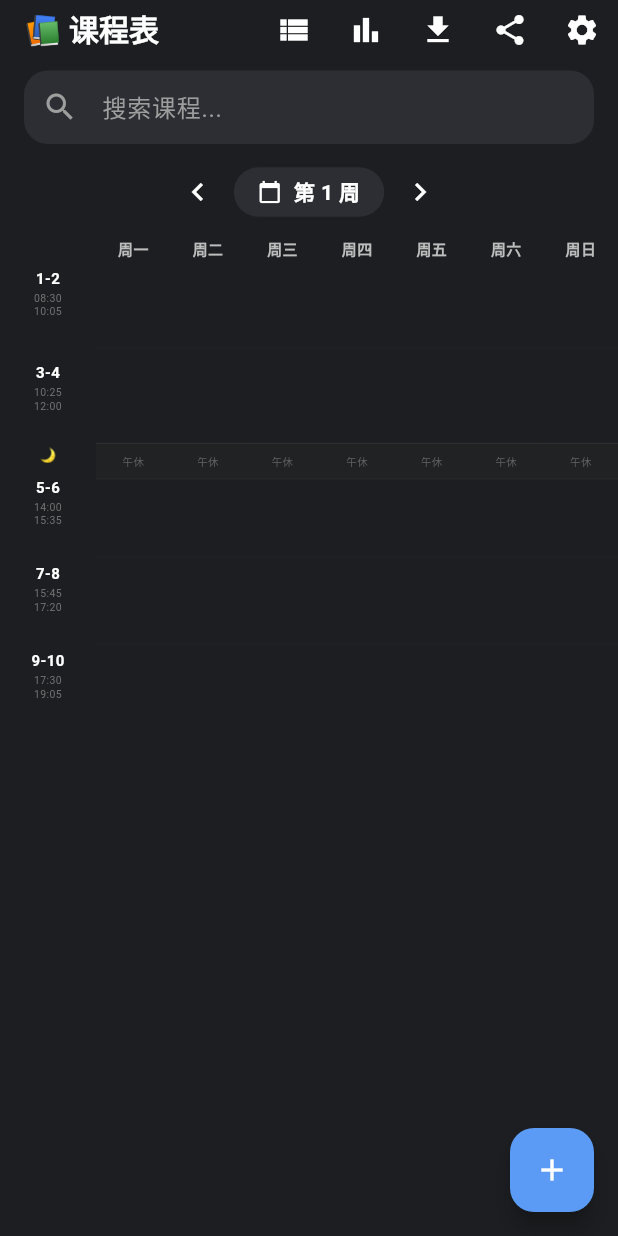
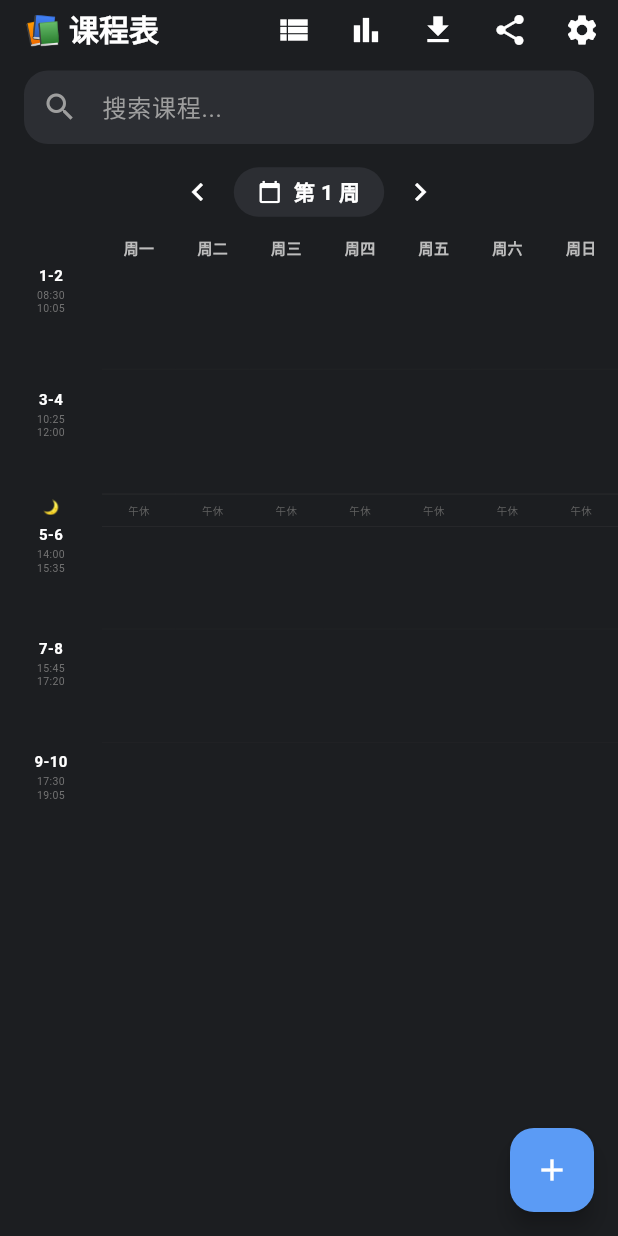
Before and after one commit to a3292334877-star/herrycat, a Flutter app: the screen it shows after launch, on a phone screen of 412 x 824 dp. Run offline on Flutter 3.47's test engine with Material 3 defaults, Android fonts, the phone set to English and light mode, and no system bars; our stand-ins replace flutter_local_notifications, flutter_timezone, share_plus, shared_preferences, sqflite, timezone; missing offline and left inert: pointycastle; accounts and stored records are empty.

Commit message:
chore: 集成Shorebird热更新 + 课表UI优化（节次制布局）

```diff
--- a/lib/widgets/weekly_grid_view.dart
+++ b/lib/widgets/weekly_grid_view.dart
@@ -5,8 +5,8 @@ import '../providers/settings_provider.dart';
 import '../models/course_model.dart';
 
 /// Weekly grid view with period-based timeline (深职大作息)
-/// Left axis: 节次 (1-12) + 具体起止时间
-/// Lunch break (12:00-14:00) shown as a collapsed visual gap
+/// Left axis: 节次 (1-2/3-4/5-6/7-8/9-10) + 具体起止时间
+/// Lunch break (12:00-14:00) shown as a subtle transparent gap
 class WeeklyGridView extends StatelessWidget {
   const WeeklyGridView({super.key});
 
@@ -18,11 +18,10 @@ class WeeklyGridView extends StatelessWidget {
   // 第7-8节: 15:45-17:20
   // 第9-10节: 17:30-19:05
 
-  // 每节课区间（分钟）
   static const int _p12s = 8 * 60 + 30; // 510
-  static const int _p12e = 10 * 60 + 5; // 605
+  static const int _p12e = 10 * 60 + 5;  // 605
   static const int _p34s = 10 * 60 + 25; // 625
-  static const int _p34e = 12 * 60;      // 720
+  static const int _p34e = 12 * 60;       // 720
   static const int _p56s = 14 * 60;      // 840
   static const int _p56e = 15 * 60 + 35;  // 935
   static const int _p78s = 15 * 60 + 45;  // 945
@@ -30,37 +29,24 @@ class WeeklyGridView extends StatelessWidget {
   static const int _p910s = 17 * 60 + 30; // 1050
   static const int _p910e = 19 * 60 + 5;  // 1145
 
-  // 午餐断裂区（分钟）
-  static const int _lunchStart = 12 * 60;     // 720
-  static const int _lunchEnd   = 14 * 60;     // 840
+  static const int _lunchStart = 12 * 60; // 720
+  static const int _lunchEnd   = 14 * 60; // 840
 
-  // 总垂直范围（分钟）：上午 + 午休gap(20px) + 下午
-  static const int _amStart  = _p12s; // 510
-  static const int _amEnd    = _p34e; // 720
-  static const int _pmStart  = _p56s; // 840
-  static const int _pmEnd    = _p910e; // 1145
-  static const int _totalMin = (_pmEnd - _amStart); // 635 + lunch
+  // 每分钟像素（撑满节次区间）
+  static const double _pxPerMin   = 0.72;
+  static const double _lunchGap   = 22.0;
+  static const double _timeColW   = 68.0;
+  static const double _cardMargin = 2.0;   // 卡片外边距（缝隙）
+  static const double _cardPad    = 4.0;   // 卡片内边距 4px
+  static const double _cardRadius = 8.0;   // 圆角矩形 8px（不是胶囊）
 
-  // 每节次基础高度 px/分钟
-  static const double _pxPerMin = 0.55;
-  static const double _lunchGap = 24.0; // 午休区视觉高度
-  static const double _timeColW = 64.0;
+  static double get _amHeight => (_p34e - _p12s) * _pxPerMin;
+  static double get _pmHeight => (_p910e - _p56s) * _pxPerMin;
 
-  // 上午时间范围高度
-  static double get _amHeight => (_amEnd - _amStart) * _pxPerMin;
-  // 下午时间范围高度
-  static double get _pmHeight => (_pmEnd - _pmStart) * _pxPerMin;
+  static double _minToAmY(int min) => (min - _p12s) * _pxPerMin;
+  static double _minToPmY(int min) => _amHeight + _lunchGap + (min - _p56s) * _pxPerMin;
 
-  // 分钟 → 上午区域 Y坐标
-  static double _minToAmY(int min) =>
-      (min - _amStart) * _pxPerMin;
-  // 分钟 → 下午区域 Y坐标（午餐 gap 之后）
-  static double _minToPmY(int min) =>
-      _amHeight + _lunchGap + (min - _pmStart) * _pxPerMin;
-
-  static double _courseHeight(int startMin, int endMin) {
-    return (endMin - startMin) * _pxPerMin;
-  }
+  static int _dur(int s, int e) => e - s;
 
   @override
   Widget build(BuildContext context) {
@@ -76,7 +62,8 @@ class WeeklyGridView extends StatelessWidget {
 
         return LayoutBuilder(
           builder: (context, constraints) {
-            final colW = (constraints.maxWidth - _timeColW) / 7;
+            // 均分7天列，精确等宽
+            final colW = (constraints.maxWidth - _timeColW) / 7.0;
 
             return Column(
               children: [
@@ -178,13 +165,13 @@ class WeeklyGridView extends StatelessWidget {
 
   Widget _buildHeader(List<String> dayNames, double colW) {
     return SizedBox(
-      height: 28,
+      height: 26,
       child: Row(
         children: [
-          SizedBox(width: _timeColW, height: 28),
+          SizedBox(width: _timeColW, height: 26),
           ...List.generate(7, (i) => SizedBox(
             width: colW,
-            height: 28,
+            height: 26,
             child: Center(child: Text(dayNames[i], style: TextStyle(color: Colors.grey[400], fontSize: 10, fontWeight: FontWeight.w600))),
           )),
         ],
@@ -192,9 +179,9 @@ class WeeklyGridView extends StatelessWidget {
     );
   }
 
-  // ===== 主网格：左侧节次刻度 + 7天列 =====
+  // ===== 主网格 =====
   Widget _buildGrid(List<Course> courses, int weekNum, double colW) {
-    final totalH = _amHeight + _lunchGap + _pmHeight; // 整个网格高度
+    final totalH = _amHeight + _lunchGap + _pmHeight;
 
     return SingleChildScrollView(
       child: SizedBox(
@@ -207,22 +194,16 @@ class WeeklyGridView extends StatelessWidget {
               height: totalH,
               child: Stack(
                 children: [
-                  // 第1-2节
                   _buildPeriodLabel(0, '1-2', '08:30\n10:05'),
-                  // 第3-4节
                   _buildPeriodLabel(_minToAmY(_p34s), '3-4', '10:25\n12:00'),
-                  // 午休标记（左侧时间轴上显示）
+                  // 午休月亮（淡淡的）
                   Positioned(
-                    top: _minToAmY(_lunchStart) + 2,
-                    left: 4,
-                    right: 4,
-                    child: Text('🌙', style: const TextStyle(fontSize: 9), textAlign: TextAlign.center),
+                    top: _minToAmY(_lunchStart) + 3,
+                    left: 0, right: 0,
+                    child: const Text('🌙', style: TextStyle(fontSize: 9), textAlign: TextAlign.center),
                   ),
-                  // 第5-6节（下午）
                   _buildPeriodLabel(_minToPmY(_p56s), '5-6', '14:00\n15:35'),
-                  // 第7-8节
                   _buildPeriodLabel(_minToPmY(_p78s), '7-8', '15:45\n17:20'),
-                  // 第9-10节
                   _buildPeriodLabel(_minToPmY(_p910s), '9-10', '17:30\n19:05'),
                 ],
               ),
@@ -240,57 +221,26 @@ class WeeklyGridView extends StatelessWidget {
                 child: Stack(
                   clipBehavior: Clip.none,
                   children: [
-                    // 午休分隔线（仅视觉引导）
-                    Positioned(
-                      top: _minToAmY(_lunchStart),
-                      left: 0,
-                      right: 0,
-                      child: Container(
-                        height: 0.5,
-                        color: Colors.grey[850]?.withOpacity(0.5),
-                      ),
-                    ),
-                    // 上午分隔线（8:30 和 12:00 处）
-                    Positioned(
-                      top: _minToAmY(_p12s) + _courseHeight(_p12s, _p12e) - 0.5,
-                      left: 0, right: 0,
-                      child: Container(height: 0.5, color: Colors.grey[850]?.withOpacity(0.3)),
-                    ),
-                    Positioned(
-                      top: _minToAmY(_p34s) + _courseHeight(_p34s, _p34e) - 0.5,
-                      left: 0, right: 0,
-                      child: Container(height: 0.5, color: Colors.grey[850]?.withOpacity(0.3)),
-                    ),
-                    // 下午分隔线
-                    Positioned(
-                      top: _minToPmY(_p56s) + _courseHeight(_p56s, _p56e) - 0.5,
-                      left: 0, right: 0,
-                      child: Container(height: 0.5, color: Colors.grey[850]?.withOpacity(0.3)),
-                    ),
-                    Positioned(
-                      top: _minToPmY(_p78s) + _courseHeight(_p78s, _p78e) - 0.5,
-                      left: 0, right: 0,
-                      child: Container(height: 0.5, color: Colors.grey[850]?.withOpacity(0.3)),
-                    ),
-                    // 午休区（半透明淡色）
+                    // 上午节次分隔线
+                    _buildDivider(_minToAmY(_p12s) + _dur(_p12s, _p12e) * _pxPerMin, 0.25),
+                    _buildDivider(_minToAmY(_p34s) + _dur(_p34s, _p34e) * _pxPerMin, 0.25),
+                    // 午休区（透明，只留淡分隔线）
                     Positioned(
                       top: _minToAmY(_lunchStart),
                       height: _lunchGap,
                       left: 0, right: 0,
-                      child: Container(
-                        decoration: BoxDecoration(
-                          color: Colors.white.withOpacity(0.015),
-                          border: Border(
-                            top: BorderSide(color: Colors.grey[800]!.withOpacity(0.3), width: 0.5),
-                            bottom: BorderSide(color: Colors.grey[800]!.withOpacity(0.3), width: 0.5),
-                          ),
-                        ),
-                        child: Center(
-                          child: Text('午休', style: TextStyle(fontSize: 7, color: Colors.grey[700], fontWeight: FontWeight.w500)),
-                        ),
+                      child: Column(
+                        children: [
+                          Container(height: 0.5, color: Colors.grey[800]!.withOpacity(0.35)),
+                          Expanded(child: Center(child: Text('午休', style: TextStyle(fontSize: 7, color: Colors.grey[700])))),
+                          Container(height: 0.5, color: Colors.grey[800]!.withOpacity(0.35)),
+                        ],
                       ),
                     ),
-                    // 课程块
+                    // 下午节次分隔线
+                    _buildDivider(_minToPmY(_p56s) + _dur(_p56s, _p56e) * _pxPerMin, 0.25),
+                    _buildDivider(_minToPmY(_p78s) + _dur(_p78s, _p78e) * _pxPerMin, 0.25),
+                    // 课程块（margin=2px，左右撑满列宽）
                     ...dayCourses.map((c) => _CourseBlock(
                       course: c,
                       colW: colW,
@@ -306,6 +256,14 @@ class WeeklyGridView extends StatelessWidget {
     );
   }
 
+  Widget _buildDivider(double top, double opacity) {
+    return Positioned(
+      top: top - 0.5,
+      left: 0, right: 0,
+      child: Container(height: 0.5, color: Colors.grey[850]!.withOpacity(opacity)),
+    );
+  }
+
   Widget _buildPeriodLabel(double top, String period, String time) {
     return Positioned(
       top: top,
@@ -315,16 +273,9 @@ class WeeklyGridView extends StatelessWidget {
         child: Column(
           mainAxisAlignment: MainAxisAlignment.start,
           children: [
-            Text(
-              period,
-              style: const TextStyle(color: Colors.white, fontSize: 10, fontWeight: FontWeight.w700, height: 1.2),
-            ),
+            Text(period, style: const TextStyle(color: Colors.white, fontSize: 10, fontWeight: FontWeight.w700, height: 1.2)),
             const SizedBox(height: 2),
-            Text(
-              time,
-              textAlign: TextAlign.center,
-              style: TextStyle(color: Colors.grey[600], fontSize: 7, height: 1.3),
-            ),
+            Text(time, textAlign: TextAlign.center, style: TextStyle(color: Colors.grey[600], fontSize: 7, height: 1.3)),
           ],
         ),
       ),
@@ -332,7 +283,7 @@ class WeeklyGridView extends StatelessWidget {
   }
 }
 
-// ── Course block（填满节次区间 + 大圆角卡片） ────────────────────────────────
+// ── Course block（填满节次 + 圆角8px + margin 2px + 左对齐三行） ────────────────
 class _CourseBlock extends StatelessWidget {
   final Course course;
   final double colW;
@@ -342,52 +293,51 @@ class _CourseBlock extends StatelessWidget {
 
   @override
   Widget build(BuildContext context) {
-    final topPx    = _topPx();
-    final heightPx = _heightPx();
-
-    // 判断属于哪个时段
-    final parts = course.startTime.split(':');
-    final startMin = int.parse(parts[0]) * 60 + int.parse(parts[1]);
-    final isPM = startMin >= WeeklyGridView._pmStart;
+    final startMin = _startMin();
+    final endMin   = _endMin();
+    final topPx    = _topPx(startMin);
+    final heightPx = _heightPx(startMin, endMin);
+    // 卡片宽度 = 列宽的95%，居中，两侧各留2.5%
+    final cardW = colW * 0.95;
+    final cardLeft = (colW - cardW) / 2;
 
     return Positioned(
       top: topPx,
-      left: 2,
-      right: 2,
+      left: cardLeft,
+      width: cardW,
       height: heightPx,
       child: Container(
-        padding: const EdgeInsets.symmetric(horizontal: 4, vertical: 3),
+        padding: const EdgeInsets.all(WeeklyGridView._cardPad),
         decoration: BoxDecoration(
-          color: course.color.withOpacity(0.90),
-          borderRadius: BorderRadius.circular(8),
-          border: isPM
-              ? null
-              : null,
+          color: course.color.withOpacity(0.92),
+          borderRadius: BorderRadius.circular(WeeklyGridView._cardRadius),
         ),
         child: Column(
-          crossAxisAlignment: CrossAxisAlignment.start,
-          mainAxisSize: MainAxisSize.min,
+          crossAxisAlignment: CrossAxisAlignment.start,  // 强制左对齐
           children: [
+            // 第1行：课程名（13px加粗，maxLines=2禁止换行到第三行）
             Text(
               course.name,
-              style: const TextStyle(color: Colors.white, fontSize: 9, fontWeight: FontWeight.bold, height: 1.2),
+              style: const TextStyle(color: Colors.white, fontSize: 13, fontWeight: FontWeight.bold, height: 1.25),
               maxLines: 2,
               overflow: TextOverflow.ellipsis,
             ),
-            if (course.teacher.isNotEmpty && heightPx > 36) ...[
-              const SizedBox(height: 1),
+            if (course.location.isNotEmpty) ...[
+              const SizedBox(height: 2),
+              // 第2行：地点（11px淡色）
               Text(
-                '👨‍🏫 ${course.teacher}',
-                style: TextStyle(color: Colors.white.withOpacity(0.80), fontSize: 7),
+                course.location,
+                style: TextStyle(color: Colors.white.withOpacity(0.70), fontSize: 11, height: 1.2),
                 maxLines: 1,
                 overflow: TextOverflow.ellipsis,
               ),
             ],
-            if (course.location.isNotEmpty && heightPx > 50) ...[
-              const SizedBox(height: 1),
+            if (course.teacher.isNotEmpty) ...[
+              const SizedBox(height: 2),
+              // 第3行：老师（11px淡色，前缀小图标）
               Text(
-                '📍 ${course.location}',
-                style: TextStyle(color: Colors.white.withOpacity(0.70), fontSize: 7),
+                course.teacher,
+                style: TextStyle(color: Colors.white.withOpacity(0.65), fontSize: 11, height: 1.2),
                 maxLines: 1,
                 overflow: TextOverflow.ellipsis,
               ),
@@ -398,26 +348,24 @@ class _CourseBlock extends StatelessWidget {
     );
   }
 
-  double _topPx() {
-    final parts = course.startTime.split(':');
-    final startMin = int.parse(parts[0]) * 60 + int.parse(parts[1]);
-    final endParts = course.endTime.split(':');
-    final endMin = int.parse(endParts[0]) * 60 + int.parse(endParts[1]);
-
-    if (startMin >= WeeklyGridView._pmStart) {
-      return WeeklyGridView._minToPmY(startMin);
-    } else {
-      // 上午含午休：startMin 在 510-720 之间
-      return WeeklyGridView._minToAmY(startMin);
-    }
+  int _startMin() {
+    final p = course.startTime.split(':');
+    return int.parse(p[0]) * 60 + int.parse(p[1]);
   }
 
-  double _heightPx() {
-    final sp = course.startTime.split(':');
-    final ep = course.endTime.split(':');
-    final startMin = int.parse(sp[0]) * 60 + int.parse(sp[1]);
-    final endMin   = int.parse(ep[0]) * 60 + int.parse(ep[1]);
-    final durMin   = endMin - startMin;
-    return (durMin * WeeklyGridView._pxPerMin).clamp(18.0, double.infinity);
+  int _endMin() {
+    final p = course.endTime.split(':');
+    return int.parse(p[0]) * 60 + int.parse(p[1]);
   }
+
+  double _topPx(int startMin) {
+    if (startMin >= WeeklyGridView._p56s) return WeeklyGridView._minToPmY(startMin);
+    return WeeklyGridView._minToAmY(startMin);
+  }
+
+  double _heightPx(int startMin, int endMin) {
+    return (_dur(startMin, endMin) * WeeklyGridView._pxPerMin).clamp(24.0, double.infinity);
+  }
+
+  int _dur(int s, int e) => e - s;
 }
--- a/pubspec.yaml
+++ b/pubspec.yaml
@@ -26,4 +26,6 @@ dev_dependencies:
   flutter_lints: ^3.0.0
 
 flutter:
+  assets:
+    - shorebird.yaml
   uses-material-design: true
```
Also changed, not shown: shorebird.yaml (added, +14 -0 lines), 2 other files.
